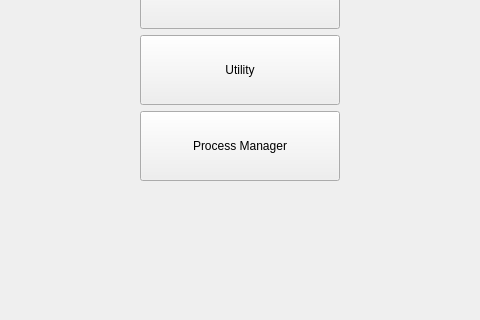
Old version of the form ui/main.ui in the repository yyamazaki933/rosif; both pictures show x 325 to 805 and y 236 to 556 of the 1131 by 796 pixel window.
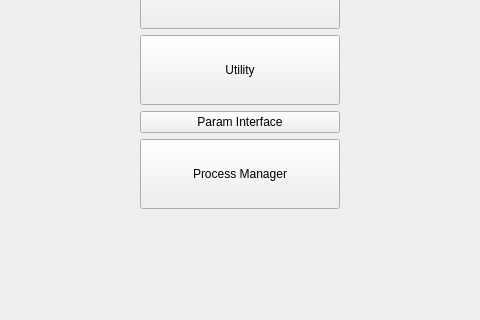
New version of the form. Icons and pictures are not drawn.

What changed in the file:
```diff
--- a/ui/main.ui
+++ b/ui/main.ui
@@ -144,6 +144,13 @@
          </property>
         </widget>
        </item>
+       <item>
+        <widget class="QPushButton" name="pb_param">
+         <property name="text">
+          <string>Param Interface</string>
+         </property>
+        </widget>
+       </item>
        <item>
         <widget class="QPushButton" name="pb_proc">
          <property name="sizePolicy">
```
